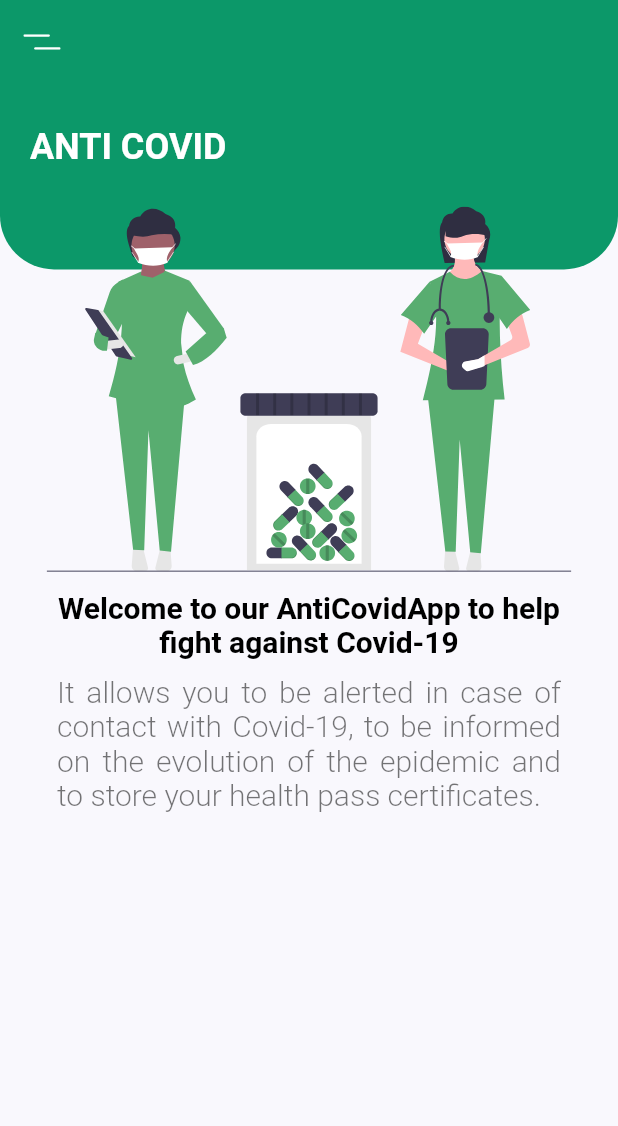
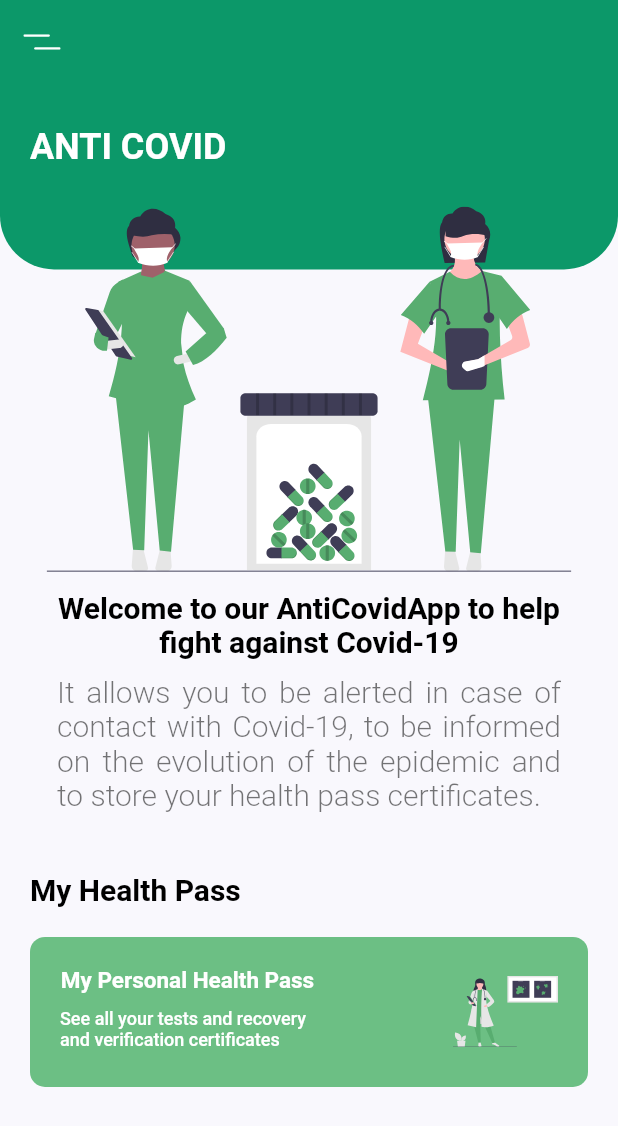
Before and after one commit to MehdiChiboub/antiCovidApp, a Flutter app: the screen it shows after launch, on a phone screen of 412 x 824 dp. Shown: the top 1126 px of the screen. Run offline on Flutter 3.47's test engine with Material 2 defaults, Android fonts, the phone set to English and light mode, and no system bars; our stand-ins replace flutter_svg.

Commit message:
feat: added home health pass

```diff
--- a/lib/constants.dart
+++ b/lib/constants.dart
@@ -2,6 +2,7 @@ import 'package:flutter/material.dart';
 
 // Colors that we use in our app
 const kPrimaryColor = Color(0xFF0C9869);
+const kSecondaryColor = Color(0xff6CBF84);
 const kTextColor = Color(0xFF3C4046);
 const kBackgroundColor = Color(0xFFF9F8FD);
 
--- a/lib/screens/home/components/body.dart
+++ b/lib/screens/home/components/body.dart
@@ -1,6 +1,7 @@
 import 'package:flutter/material.dart';
 import 'package:anticovidapp/screens/home/components/header.dart';
 import 'package:anticovidapp/screens/home/components/description.dart';
+import 'package:anticovidapp/screens/home/components/health_pass.dart';
 import 'package:flutter_svg/flutter_svg.dart';
 
 class Body extends StatelessWidget {
@@ -18,6 +19,7 @@ class Body extends StatelessWidget {
             child: SvgPicture.asset('assets/images/home-svg.svg'),
           ),
           const Description(),
+          const HealthPass()
         ],
       ),
     );
--- /dev/null
+++ b/lib/screens/home/components/health_pass.dart
@@ -0,0 +1,77 @@
+import 'package:flutter/material.dart';
+import 'package:anticovidapp/constants.dart';
+import 'package:flutter_svg/flutter_svg.dart';
+
+class HealthPass extends StatelessWidget {
+  const HealthPass({
+    Key? key,
+  }) : super(key: key);
+
+  @override
+  Widget build(BuildContext context) {
+    return Container(
+      padding: const EdgeInsets.symmetric(horizontal: kDefaultPadding),
+      child: Column(
+        children: [
+          Align(
+            alignment: Alignment.centerLeft,
+            child: Text(
+              'My Health Pass',
+              style: Theme.of(context).textTheme.headline5?.copyWith(
+                  color: Colors.black,
+                  fontWeight: FontWeight.w600,
+                  fontSize: 20),
+              textAlign: TextAlign.left,
+            ),
+          ),
+          Container(
+            transform: Matrix4.translationValues(0.0, 20.0, 0.0),
+            padding: const EdgeInsets.all(kDefaultPadding),
+            height: 100,
+            decoration: const BoxDecoration(
+                color: kSecondaryColor,
+                borderRadius: BorderRadius.all(Radius.circular(10))),
+            child: Row(
+              children: <Widget>[
+                Column(
+                  children: <Widget>[
+                    Align(
+                      alignment: Alignment.centerLeft,
+                      child: Text(
+                        'My Personal Health Pass',
+                        style: Theme.of(context).textTheme.headline6?.copyWith(
+                            color: Colors.white,
+                            fontWeight: FontWeight.w600,
+                            fontSize: 15),
+                        textAlign: TextAlign.left,
+                      ),
+                    ),
+                    SizedBox(
+                      width: 170,
+                      child: Padding(
+                        padding: const EdgeInsets.only(top: 10.0),
+                        child: Text(
+                          'See all your tests and recovery and verification certificates',
+                          style: Theme.of(context)
+                              .textTheme
+                              .headline6
+                              ?.copyWith(
+                                  color: Colors.white,
+                                  fontWeight: FontWeight.w500,
+                                  fontSize: 12),
+                          textAlign: TextAlign.left,
+                        ),
+                      ),
+                    ),
+                  ],
+                ),
+                const Spacer(),
+                SvgPicture.asset('assets/images/health-pass.svg')
+              ],
+            ),
+          )
+        ],
+      ),
+    );
+  }
+}
```
Also changed, not shown: assets/images/health-pass.svg (added).
